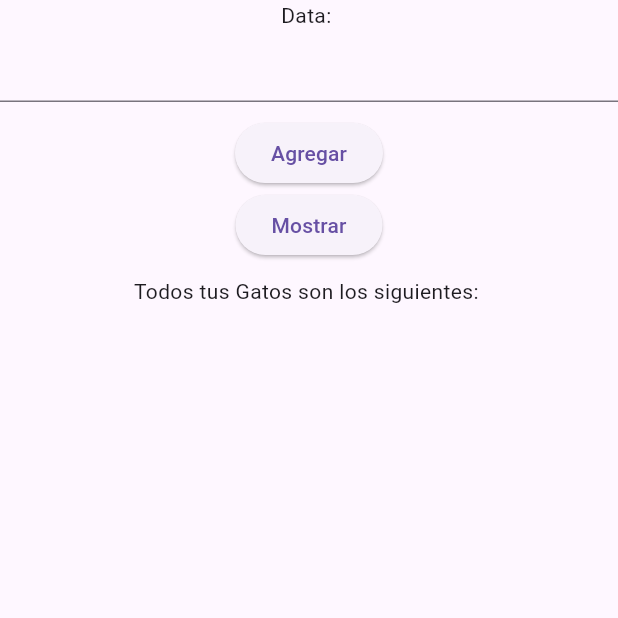
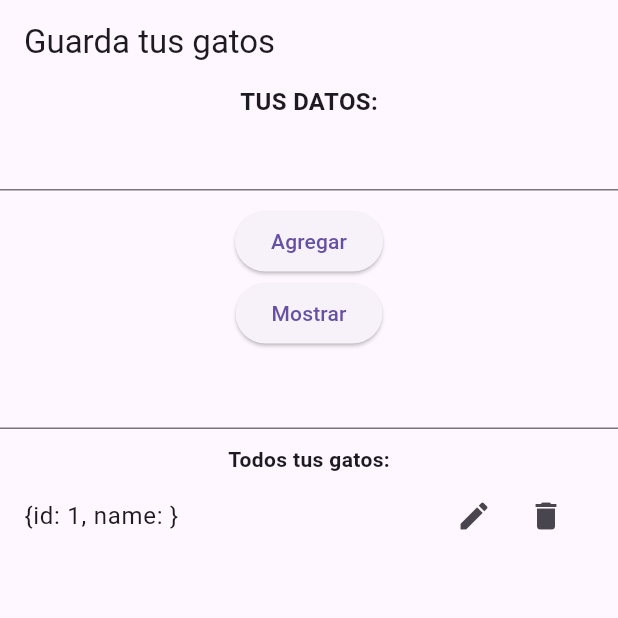
Before and after one commit to charles15548/SqlLite, a Flutter app: the screen it shows after launch, after a tap on "Agregar", on a phone screen of 412 x 824 dp, the top half of it. Run offline on Flutter 3.47's test engine with Material 3 defaults, Android fonts, the light colour scheme and no system bars; our stand-ins replace sqflite; accounts and stored records are empty.

Commit message:
crud completo

```diff
--- a/lib/db.dart
+++ b/lib/db.dart
@@ -17,6 +17,7 @@ class DatabaseHelper{
       );
   }
 
+
   Future<void> addData(String nombre) async{
     final database = await opendatabase();
     await database.insert(
@@ -27,6 +28,12 @@ class DatabaseHelper{
        await database.close();
   }
 
+  Future<void> editData(String nombre, int id) async{
+    final database = await opendatabase();
+    await database.update('gatos', {'name': nombre}, where: 'id = ?', whereArgs: [id]);
+    }
+
+
   Future<void> mostrar() async{
     final database = await opendatabase();
     final data = await database.query('gatos');
@@ -34,4 +41,22 @@ class DatabaseHelper{
 
     await database.close();
   }
+  Future<List<Map<String,dynamic>>> obtener() async{
+    final database = await opendatabase();
+    final data = await database.query('gatos');
+    print (data);
+
+    await database.close();
+    return data;
+  }
+   Future<void> eliminar(int id) async{
+    final database = await opendatabase();
+    final deleterows = await database.delete('gatos', where: 'id=?'  ,whereArgs: [id] );
+
+    print (deleterows);
+
+    await database.close();
+  }
+
+
 }
--- /dev/null
+++ b/lib/gatos.dart
@@ -0,0 +1,99 @@
+import 'package:flutter/material.dart';
+import 'package:gato/db.dart';
+
+class Gatos extends StatefulWidget {
+  const Gatos({super.key});
+
+  @override
+  State<Gatos> createState() => _GatosState();
+}
+
+class _GatosState extends State<Gatos> {
+  @override
+  void initState() {
+    super.initState();
+    obtener();
+  }
+
+  final dbHelper = DatabaseHelper();
+  final TextEditingController nombre = TextEditingController();
+  final TextEditingController idGato = TextEditingController();
+  List<Map<String, dynamic>> listaGatos = [];
+  @override
+  Widget build(BuildContext context) {
+    return Scaffold(
+      appBar: AppBar(
+        title: Text('Guarda tus gatos'),
+      ),
+      body: Center(
+        child: Column(
+          mainAxisAlignment: MainAxisAlignment.center,
+          children: <Widget>[
+            Text(
+              'TUS DATOS:',
+              style: TextStyle(fontSize: 16, fontWeight: FontWeight.bold),
+            ),
+            TextField(
+              controller: nombre,
+            ),
+            SizedBox(
+              height: 10,
+            ),
+            ElevatedButton(onPressed: agregar, child: Text('Agregar')),
+            ElevatedButton(onPressed: obtener, child: Text('Mostrar')),
+            SizedBox(
+              height: 5,
+            ),
+            TextField(
+              controller: idGato,
+            ),
+            SizedBox(
+              height: 10,
+            ),
+            Text("Todos tus gatos:",
+                style: TextStyle(fontWeight: FontWeight.bold)),
+            Expanded(
+                child: ListView.builder(
+                    itemCount: listaGatos.length,
+                    itemBuilder: (context, index) {
+                      return ListTile(
+                        title: Text('${listaGatos[index]}'),
+                        trailing: Row(
+                          mainAxisSize: MainAxisSize.min,
+                          children:[
+                            IconButton(onPressed: ()=> editar(listaGatos[index]['id']), icon: Icon(Icons.edit)),
+                            IconButton(onPressed: ()=> eliminar(listaGatos[index]['id']), icon: Icon(Icons.delete))
+                          ]
+                        ),
+                       //trailing: IconButton(onPressed: () => editar(listaGatos[index]['id']), icon: Icon(Icons.edit)),
+
+                      );
+                    }))
+          ],
+        ),
+      ),
+    );
+  }
+
+  void agregar() async {
+    await dbHelper.addData(nombre.text);
+    obtener();
+  }
+
+  void editar(int id) async {
+    await dbHelper.editData(nombre.text, id);
+    obtener();
+  }
+
+  void obtener() async {
+    final datos = await dbHelper.obtener();
+    setState(() {
+      listaGatos = datos;
+    });
+  }
+
+  void eliminar(int id) async {
+    await dbHelper.eliminar(id);
+    obtener();
+  }
+}
--- a/lib/main.dart
+++ b/lib/main.dart
@@ -1,50 +1,20 @@
+
 import 'package:flutter/material.dart';
-import 'package:gato/db.dart';
+import 'package:gato/gatos.dart';
 
-void main() {
+void main(List<String> args) {
   runApp(MyApp());
 }
-
-final TextEditingController nombre = TextEditingController();
-String nameString = nombre.text;
-
 class MyApp extends StatelessWidget {
-  MyApp({super.key});
-  final dbHelper = DatabaseHelper();
+  const MyApp({super.key});
 
   @override
   Widget build(BuildContext context) {
+
     return MaterialApp(
-      home: Scaffold(
-        body: Center(
-            child: Column(
-          children: <Widget>[
-            Text('Data: '),
-            TextField(
-              controller: nombre,
-            ),
-            SizedBox(
-              height: 10,
-            ),
-            ElevatedButton(onPressed: agregar, child: Text('Agregar')),
-
-            ElevatedButton(onPressed: mostrar, child: Text('Mostrar')),
-            SizedBox(
-              height: 10,
-            ),
-            Text('Todos tus Gatos son los siguientes: ',
-            ),
-            Text(''),
-          ],
-        )),
-      ),
+      title: 'App de Gatos',
+      home: Gatos(), // Aquí va tu widget con el Scaffold
+      debugShowCheckedModeBanner: false,
     );
   }
-
-  void agregar() async {
-    await dbHelper.addData(nameString);
-  }
-  void mostrar() async{
-    await dbHelper.mostrar();
-  }
 }
```
Also changed, not shown: flutter_02.png (added), flutter_03.png (added), flutter_04.png (added), flutter_05.png (added), flutter_06.png (added), flutter_07.png (added), flutter_08.png (added), 1 other file.
